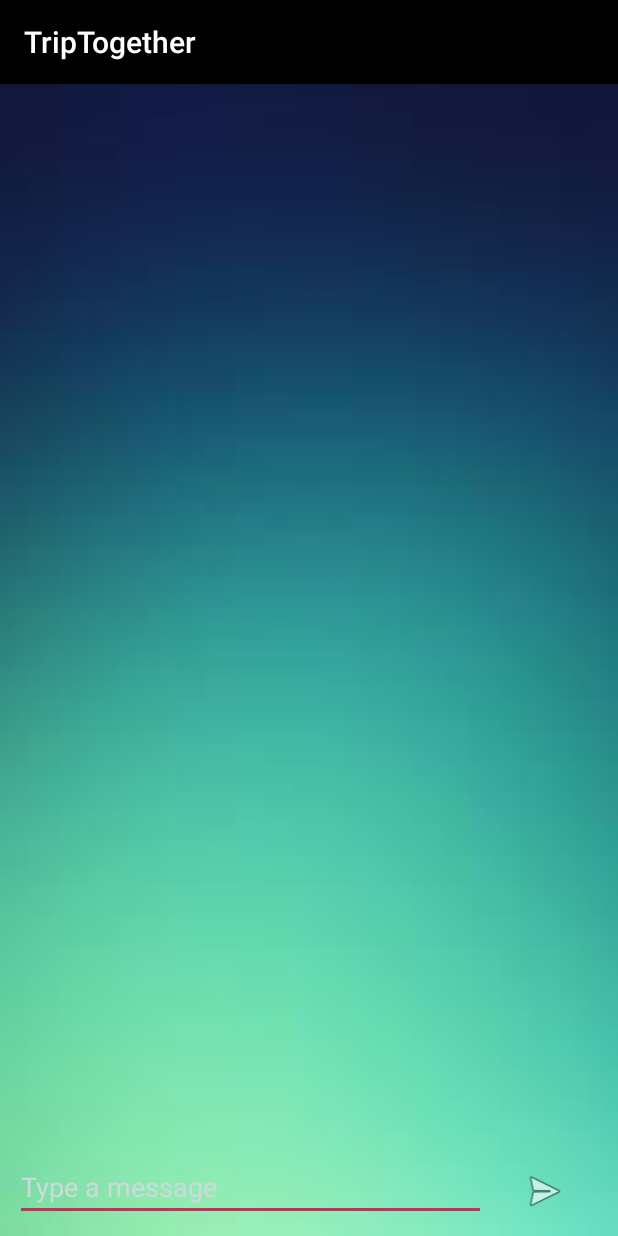
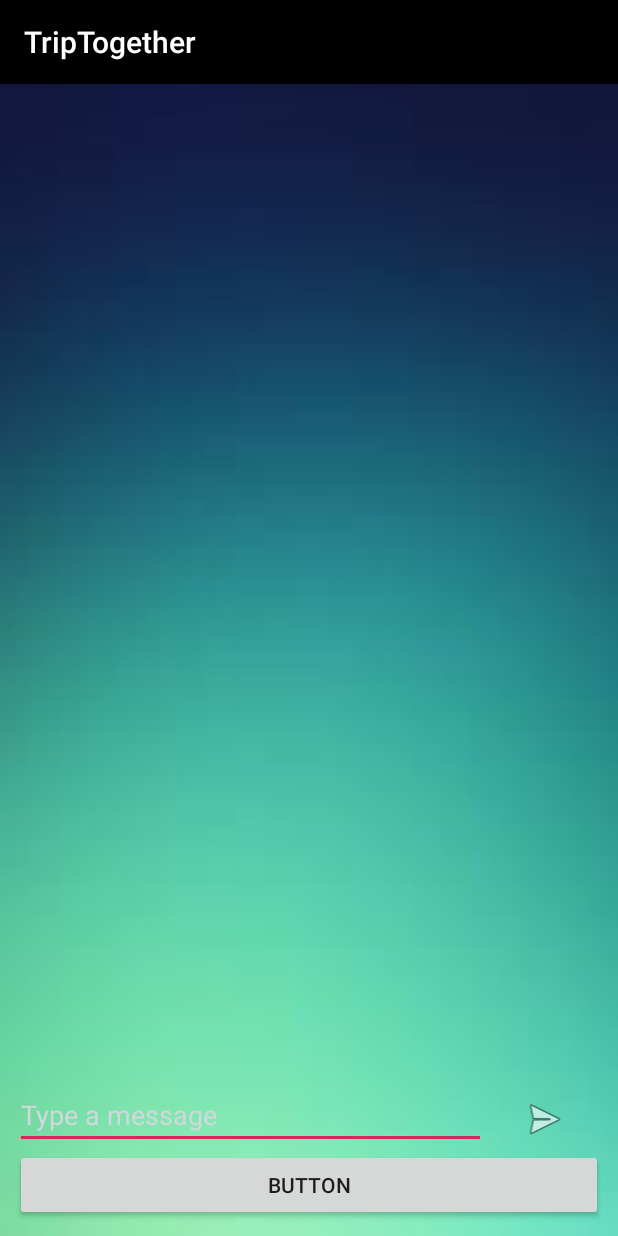
Before and after one commit to Rejabo/Android_Application, an Android app: the Chat screen opened directly, with no data from a screen before it, on a phone screen of 412 x 824 dp. Run offline under Robolectric (Android 15) with nearby library versions, the phone set to English and light mode, and no system bars; 4 statements that could not run were skipped.

Commit message:
Adde message notification

```diff
--- a/Alen_Fahad/app/src/main/java/com/example/triptogether/Chat.java
+++ b/Alen_Fahad/app/src/main/java/com/example/triptogether/Chat.java
@@ -1,9 +1,14 @@
 package com.example.triptogether;
 
+import android.app.Notification;
+import android.app.NotificationChannel;
+import android.app.NotificationManager;
+import android.os.Build;
 import android.os.Bundle;
 import android.view.Gravity;
 import android.view.View;
 import android.view.ViewGroup;
+import android.widget.Button;
 import android.widget.EditText;
 import android.widget.ImageView;
 import android.widget.LinearLayout;
@@ -12,6 +17,8 @@ import android.widget.ScrollView;
 import android.widget.TextView;
 
 import androidx.appcompat.app.AppCompatActivity;
+import androidx.core.app.NotificationCompat;
+import androidx.core.app.NotificationManagerCompat;
 
 import com.firebase.client.ChildEventListener;
 import com.firebase.client.DataSnapshot;
@@ -67,15 +74,17 @@ public class Chat extends AppCompatActivity {
                 Map map = dataSnapshot.getValue(Map.class);
                 String message = map.get("message").toString();
                 String userName = map.get("user").toString();
-                System.out.println("kkkkkk");
+                //System.out.println("kkkkkk");
 
                 if(userName.equals(UserDetails.username)){
                     addMessageBox(message, 1);
-                    System.out.println("in message1 box:" + message);
+                    //System.out.println("in message1 box:" + message);
                 }
                 else{
                     addMessageBox(message, 2);
-                    System.out.println("in message2 box:" + message);
+                    //System.out.println("in message2 box:" + message);
+                    makeNot(message, userName);
+                    //System.out.println("makeNot method");
                 }
             }
 
@@ -99,7 +108,55 @@ public class Chat extends AppCompatActivity {
 
             }
         });
+
+        Button buttonShowNotification = findViewById(R.id.show);
+        createNotificationChannel();
+
+        NotificationCompat.Builder builder = new NotificationCompat.Builder(this, "1")
+                .setSmallIcon(R.drawable.icon3)
+                .setContentTitle("New message")
+                .setContentText("Much longer text that cannot fit one line...")
+                .setStyle(new NotificationCompat.BigTextStyle()
+                        .bigText("Much longer text that cannot fit one line..."))
+                .setPriority(NotificationCompat.PRIORITY_DEFAULT);
+
+        NotificationManagerCompat notificationManager = NotificationManagerCompat.from(this);
+
+        buttonShowNotification.setOnClickListener(v-> {
+            System.out.println("sdwdadas");
+            notificationManager.notify(100, builder.build());
+
+        });
     }
+
+    private void createNotificationChannel() {
+        // Create the NotificationChannel, but only on API 26+ because
+        // the NotificationChannel class is new and not in the support library
+        if (Build.VERSION.SDK_INT >= Build.VERSION_CODES.O) {
+            CharSequence name = "channel_name";
+            String description ="channel_description";
+            int importance = NotificationManager.IMPORTANCE_DEFAULT;
+            NotificationChannel channel = new NotificationChannel("1", name, importance);
+            channel.setDescription(description);
+            // Register the channel with the system; you can't change the importance
+            // or other notification behaviors after this
+            NotificationManager notificationManager = getSystemService(NotificationManager.class);
+            notificationManager.createNotificationChannel(channel);
+        }
+    }
+
+    public void makeNot (String message_m, String name_m){
+        NotificationManagerCompat notificationManager = NotificationManagerCompat.from(this);
+        NotificationCompat.Builder builder = new NotificationCompat.Builder(this, "1")
+                .setSmallIcon(R.drawable.icon3)
+                .setContentTitle(name_m)
+                .setContentText("In text")
+                .setStyle(new NotificationCompat.BigTextStyle()
+                        .bigText(message_m))
+                .setPriority(NotificationCompat.PRIORITY_DEFAULT);
+        notificationManager.notify(100, builder.build());
+    }
+
 
     public void addMessageBox(String message, int type){
         TextView textView = new TextView(Chat.this);
--- a/Alen_Fahad/app/src/main/res/layout/activity_chat.xml
+++ b/Alen_Fahad/app/src/main/res/layout/activity_chat.xml
@@ -37,4 +37,10 @@
         android:layout_height="wrap_content"
         android:layout_marginTop="5dp"
         android:gravity="bottom" />
+
+    <Button
+        android:id="@+id/show"
+        android:layout_width="match_parent"
+        android:layout_height="wrap_content"
+        android:text="Button" />
 </LinearLayout>
```
Also changed, not shown: Alen_Fahad/app/src/main/java/com/example/triptogether/Search.java (+6 -4 lines), Alen_Fahad/app/src/main/res/layout/activity_main.xml (+0 -11 lines), Alen_Fahad/app/src/main/res/layout/editdescriptionpopup.xml (+4 -6 lines).
